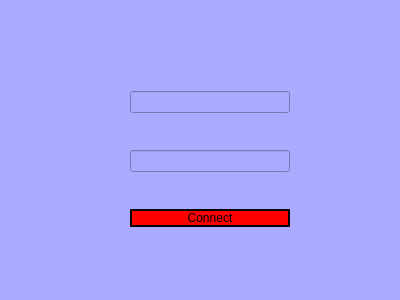
Before: the Qt Designer form login.ui in monsieur7/robotProjet, drawn with Qt 5.
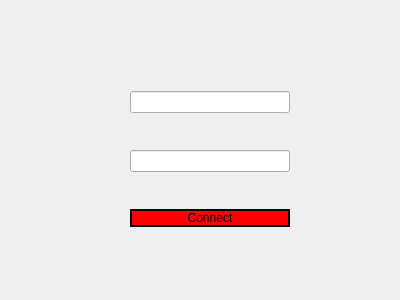
After: the same form once the commit is applied. Icons and pictures are not drawn.

Diff of the .ui file:
```diff
--- a/login.ui
+++ b/login.ui
@@ -18,8 +18,9 @@
     <normaloff>:/Pictures/wifibot-dplp.png</normaloff>:/Pictures/wifibot-dplp.png</iconset>
   </property>
   <property name="styleSheet">
-   <string notr="true">background-color: rgb(170, 170, 255);
-</string>
+   <string notr="true">QDialog {
+background-image : url(&quot;:/main/background/robotBackground.jpg&quot;);
+}</string>
   </property>
   <widget class="QWidget" name="verticalLayoutWidget">
    <property name="geometry">
```
Left out of the diff: 6 changed lines with no effect on the pictures.
